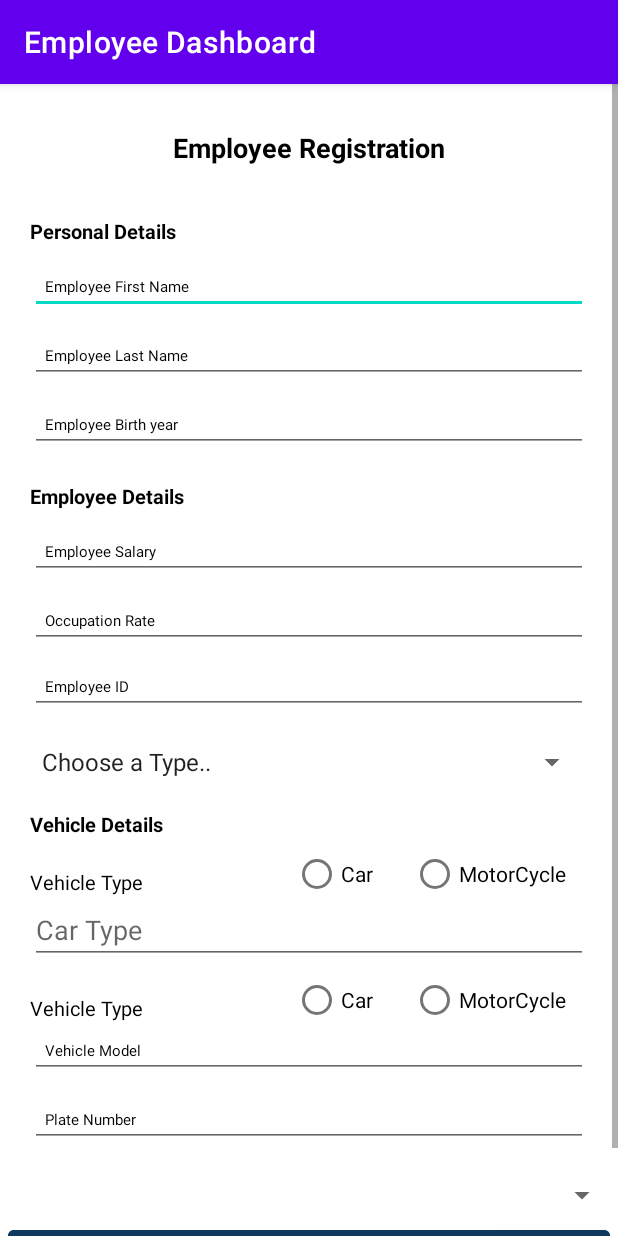
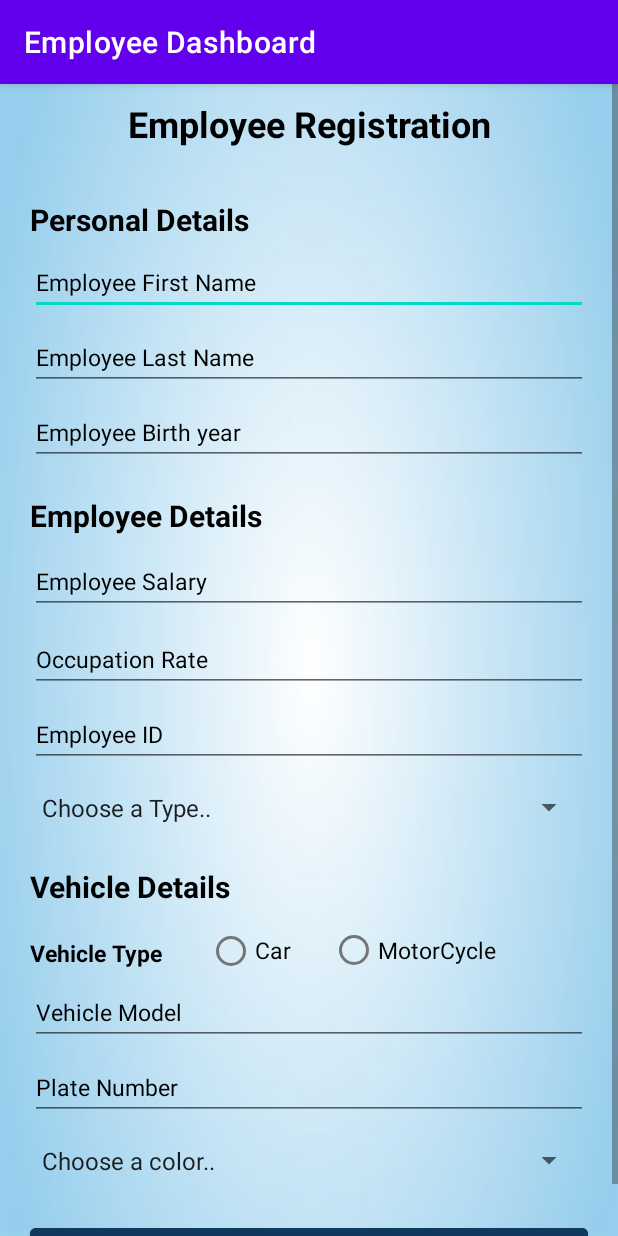
Before and after one commit to Sonia364/The_Achievers_Final_Project_MAD3125, an Android app: the RegistrationActivity screen opened directly, with no data from a screen before it, on a phone screen of 412 x 824 dp. Run offline under Robolectric (Android 15) with nearby library versions, the phone set to English and light mode, and no system bars.

Commit message:
Converted Registration Constraint Layout to Liner Layout and fixed design issues

```diff
--- a/app/src/main/java/com/sonia/the_achievers_final_project_mad3125/models/Vehicle.java
+++ b/app/src/main/java/com/sonia/the_achievers_final_project_mad3125/models/Vehicle.java
@@ -24,7 +24,7 @@ public class Vehicle {
 
      */
 
-    public Vehicle(String vehicleMake, String vehiclePlate, String vehicleColor,String vehicleType){
+    public Vehicle(String vehicleMake, String vehiclePlate, String vehicleColor, String vehicleType){
         make = vehicleMake;
         plate = vehiclePlate;
         color = vehicleColor;
@@ -42,7 +42,7 @@ public class Vehicle {
         str = "\nEmployee has a " + type + "\n"
                 + "\t - make: " + make + "\n"
                 + "\t - plate: " + plate + "\n"
-                + "\t - color: " + color + "\n"
+                + "\t - color: " + color + "\n";
         return str;
     }
 
--- a/app/src/main/res/layout/activity_registration.xml
+++ b/app/src/main/res/layout/activity_registration.xml
@@ -1,9 +1,10 @@
 <?xml version="1.0" encoding="utf-8"?>
-<androidx.constraintlayout.widget.ConstraintLayout xmlns:android="http://schemas.android.com/apk/res/android"
+<LinearLayout xmlns:android="http://schemas.android.com/apk/res/android"
     xmlns:app="http://schemas.android.com/apk/res-auto"
     xmlns:tools="http://schemas.android.com/tools"
     android:layout_width="match_parent"
     android:layout_height="wrap_content"
+    android:background="@drawable/login_bg_color"
     tools:context=".views.RegistrationActivity">
 
     <ScrollView
@@ -16,99 +17,81 @@
         app:layout_constraintTop_toTopOf="parent"
         app:layout_constraintVertical_bias="1.0">
 
-        <androidx.constraintlayout.widget.ConstraintLayout
+        <LinearLayout
             android:layout_width="match_parent"
-            android:layout_height="wrap_content"
-            android:paddingVertical="20dp">
+            android:layout_height="match_parent"
+            android:orientation="vertical">
 
 
             <TextView
                 android:id="@+id/employee_registration"
-                android:layout_width="wrap_content"
+                android:layout_width="match_parent"
                 android:layout_height="wrap_content"
                 android:padding="10dp"
                 android:text="Employee Registration"
                 android:textColor="@color/black"
-                android:textSize="18dp"
+                android:textSize="24dp"
                 android:textStyle="bold"
-                app:layout_constraintEnd_toEndOf="parent"
-                app:layout_constraintStart_toStartOf="parent"
-                app:layout_constraintTop_toTopOf="parent" />
+                android:gravity="center"/>
 
             <TextView
                 android:id="@+id/personal_details"
                 android:layout_width="wrap_content"
                 android:layout_height="wrap_content"
-                android:layout_marginStart="20dp"
+                android:layout_marginHorizontal="20dp"
                 android:layout_marginTop="24dp"
                 android:text="Personal Details"
                 android:textColor="@color/black"
-                android:textSize="13dp"
+                android:textSize="20dp"
                 android:textStyle="bold"
-                app:layout_constraintStart_toStartOf="parent"
-                app:layout_constraintTop_toBottomOf="@+id/employee_registration" />
+                />
 
             <EditText
                 android:id="@+id/emp_firstname"
-                android:layout_width="0dp"
+                android:layout_width="match_parent"
                 android:layout_height="wrap_content"
                 android:layout_marginHorizontal="20dp"
-                android:layout_marginTop="10dp"
+                android:layout_marginTop="8dp"
                 android:hint="Employee First Name"
                 android:imeOptions="actionNext"
                 android:includeFontPadding="false"
                 android:inputType="textPersonName"
                 android:paddingVertical="12dp"
-                android:paddingLeft="10dp"
                 android:singleLine="true"
                 android:textColor="@color/black"
                 android:textColorHint="@color/black"
-                android:textSize="10dp"
-                app:layout_constraintEnd_toEndOf="parent"
-                app:layout_constraintHorizontal_bias="0.313"
-                app:layout_constraintStart_toStartOf="parent"
-                app:layout_constraintTop_toBottomOf="@+id/personal_details" />
+                android:textSize="15dp"/>
 
             <EditText
                 android:id="@+id/emp_lastname"
-                android:layout_width="0dp"
+                android:layout_width="match_parent"
                 android:layout_height="wrap_content"
                 android:layout_marginHorizontal="20dp"
-                android:layout_marginTop="10dp"
+                android:layout_marginTop="8dp"
                 android:hint="Employee Last Name"
                 android:imeOptions="actionNext"
                 android:includeFontPadding="false"
-                android:inputType="textEmailAddress"
+                android:inputType="textPersonName"
                 android:paddingVertical="12dp"
-                android:paddingLeft="10dp"
                 android:singleLine="true"
                 android:textColor="@color/black"
                 android:textColorHint="@color/black"
-                android:textSize="10dp"
-                app:layout_constraintEnd_toEndOf="parent"
-                app:layout_constraintHorizontal_bias="0.509"
-                app:layout_constraintStart_toStartOf="parent"
-                app:layout_constraintTop_toBottomOf="@+id/emp_firstname" />
+                android:textSize="15dp" />
 
             <EditText
                 android:id="@+id/emp_birthyear"
-                android:layout_width="0dp"
+                android:layout_width="match_parent"
                 android:layout_height="wrap_content"
                 android:layout_marginHorizontal="20dp"
-                android:layout_marginTop="10dp"
+                android:layout_marginTop="8dp"
                 android:hint="Employee Birth year"
                 android:imeOptions="actionNext"
                 android:includeFontPadding="false"
                 android:paddingVertical="12dp"
-                android:paddingLeft="10dp"
                 android:singleLine="true"
                 android:textColor="@color/black"
                 android:textColorHint="@color/black"
-                android:textSize="10dp"
-                app:layout_constraintEnd_toEndOf="parent"
-                app:layout_constraintHorizontal_bias="0.49"
-                app:layout_constraintStart_toStartOf="parent"
-                app:layout_constraintTop_toBottomOf="@+id/emp_lastname" />
+                android:textSize="15dp" />
 
             <TextView
                 android:id="@+id/employee_details"
@@ -118,14 +101,12 @@
                 android:layout_marginTop="20dp"
                 android:text="Employee Details"
                 android:textColor="@color/black"
-                android:textSize="13dp"
-                android:textStyle="bold"
-                app:layout_constraintStart_toStartOf="parent"
-                app:layout_constraintTop_toBottomOf="@+id/emp_birthyear" />
+                android:textSize="20dp"
+                android:textStyle="bold" />
 
             <EditText
                 android:id="@+id/emp_salary"
-                android:layout_width="0dp"
+                android:layout_width="match_parent"
                 android:layout_height="wrap_content"
                 android:layout_marginHorizontal="20dp"
                 android:layout_marginTop="10dp"
@@ -134,19 +115,14 @@
                 android:includeFontPadding="false"
                 android:inputType="textEmailAddress"
                 android:paddingVertical="12dp"
-                android:paddingLeft="10dp"
                 android:singleLine="true"
                 android:textColor="@color/black"
                 android:textColorHint="@color/black"
-                android:textSize="10dp"
-                app:layout_constraintEnd_toEndOf="parent"
-                app:layout_constraintHorizontal_bias="0.509"
-                app:layout_constraintStart_toStartOf="parent"
-                app:layout_constraintTop_toBottomOf="@+id/employee_details" />
+                android:textSize="15dp" />
 
             <EditText
                 android:id="@+id/emp_occupation"
-                android:layout_width="0dp"
+                android:layout_width="match_parent"
                 android:layout_height="wrap_content"
                 android:layout_marginHorizontal="20dp"
                 android:layout_marginTop="10dp"
@@ -155,19 +131,14 @@
                 android:includeFontPadding="false"
                 android:inputType="textEmailAddress"
                 android:paddingVertical="12dp"
-                android:paddingLeft="10dp"
                 android:singleLine="true"
                 android:textColor="@color/black"
                 android:textColorHint="@color/black"
-                android:textSize="10dp"
-                app:layout_constraintEnd_toEndOf="parent"
-                app:layout_constraintHorizontal_bias="0.509"
-                app:layout_constraintStart_toStartOf="parent"
-                app:layout_constraintTop_toBottomOf="@+id/emp_salary" />
+                android:textSize="15dp" />
 
             <EditText
                 android:id="@+id/emp_Id"
-                android:layout_width="0dp"
+                android:layout_width="match_parent"
                 android:layout_height="wrap_content"
                 android:layout_marginHorizontal="20dp"
                 android:layout_marginTop="8dp"
@@ -176,37 +147,37 @@
                 android:includeFontPadding="false"
                 android:inputType="textEmailAddress"
                 android:paddingVertical="12dp"
-                android:paddingLeft="10dp"
                 android:singleLine="true"
                 android:textColor="@color/black"
                 android:textColorHint="@color/black"
-                android:textSize="10dp"
-                app:layout_constraintEnd_toEndOf="parent"
-                app:layout_constraintStart_toStartOf="parent"
-                app:layout_constraintTop_toBottomOf="@+id/emp_occupation" />
+                android:textSize="15dp" />
 
             <Spinner
                 android:id="@+id/emp_type"
+                android:layout_width="370dp"
+                android:layout_height="38dp"
+                android:layout_marginHorizontal="20dp"
+                android:layout_marginTop="8dp"
+                app:layout_constraintEnd_toEndOf="parent"
+                app:layout_constraintStart_toStartOf="parent"
+                app:layout_constraintTop_toBottomOf="@+id/emp_Id" />
+
+            <EditText
+                android:id="@+id/workTypeCount"
                 android:layout_width="match_parent"
                 android:layout_height="wrap_content"
-                android:layout_marginLeft="20dp"
-                android:layout_marginTop="20dp"
-                android:layout_marginRight="20dp"
-                app:layout_constraintTop_toBottomOf="@+id/emp_Id" />
-
-            <Button
-                android:id="@+id/btnLogin"
-                android:layout_width="match_parent"
-                android:layout_height="match_parent"
-                android:layout_margin="5dp"
-                android:backgroundTint="@color/theme_btn_text_color"
-                android:paddingHorizontal="10dp"
-                android:text="Register"
-                android:textColor="@color/white"
-                app:layout_constraintBottom_toBottomOf="parent"
-                app:layout_constraintLeft_toLeftOf="parent"
-                app:layout_constraintRight_toRightOf="parent"
-                app:layout_constraintTop_toBottomOf="@+id/choose_color" />
+                android:layout_marginHorizontal="20dp"
+                android:layout_marginTop="8dp"
+                android:drawablePadding="11dp"
+                android:hint="#projects"
+                android:includeFontPadding="false"
+                android:inputType="textEmailAddress"
+                android:paddingVertical="12dp"
+                android:singleLine="true"
+                android:textColor="@color/black"
+                android:textColorHint="@color/black"
+                android:textSize="15dp"
+                android:visibility="gone"/>
 
             <TextView
                 android:id="@+id/Vehicle"
@@ -216,10 +187,13 @@
                 android:layout_marginTop="20dp"
                 android:text="Vehicle Details"
                 android:textColor="@color/black"
-                android:textSize="13dp"
-                android:textStyle="bold"
-                app:layout_constraintStart_toStartOf="parent"
-                app:layout_constraintTop_toBottomOf="@+id/emp_type" />
+                android:textSize="20dp"
+                android:textStyle="bold"/>
+
+            <LinearLayout
+                android:layout_width="match_parent"
+                android:layout_height="wrap_content"
+                android:orientation="horizontal">
 
                 <TextView
                     android:id="@+id/Vehicle_type"
@@ -229,118 +203,151 @@
                     android:layout_marginTop="20dp"
                     android:text="Vehicle Type"
                     android:textColor="@color/black"
-                android:textSize="13dp"
-                app:layout_constraintStart_toStartOf="parent"
-                app:layout_constraintTop_toBottomOf="@+id/Vehicle" />
+                    android:textSize="15dp"
+                    android:textStyle="bold"/>
+
+                <RadioGroup
+                    android:id="@+id/vehicleRadioGroup"
+                    android:layout_width="wrap_content"
+                    android:layout_height="wrap_content"
+                    android:orientation="horizontal"
+                    android:layout_marginLeft="30dp">
 
                     <RadioButton
-                android:id="@+id/radioButton"
-                android:layout_width="wrap_content"
-                android:layout_height="wrap_content"
-                android:layout_marginLeft="100dp"
+                        android:id="@+id/typeCar"
+                        android:layout_width="82dp"
+                        android:layout_height="26dp"
+                        android:layout_marginTop="16dp"
                         android:text="Car"
-                app:layout_constraintStart_toEndOf="@+id/Vehicle_type"
-                app:layout_constraintTop_toBottomOf="@+id/Vehicle" />
+                        android:textSize="15dp"/>
 
                     <RadioButton
-                android:layout_width="wrap_content"
-                android:layout_height="wrap_content"
-                android:layout_marginLeft="25dp"
+                        android:id="@+id/typeMotorcycle"
+                        android:layout_width="119dp"
+                        android:layout_height="25dp"
+                        android:layout_marginTop="16dp"
                         android:text="MotorCycle"
-                app:layout_constraintStart_toEndOf="@+id/radioButton"
-                app:layout_constraintTop_toBottomOf="@+id/Vehicle" />
+                        android:textSize="15dp"/>
+
+                </RadioGroup>
+
+
+
+            </LinearLayout>
 
             <EditText
                 android:id="@+id/car_type"
                 android:layout_width="match_parent"
                 android:layout_height="wrap_content"
-                android:layout_marginLeft="20dp"
-                android:layout_marginRight="20dp"
+                android:layout_marginHorizontal="20dp"
+                android:layout_marginTop="8dp"
+                android:drawablePadding="11dp"
                 android:hint="Car Type"
-                app:layout_constraintTop_toBottomOf="@id/Vehicle_type" />
+                android:includeFontPadding="false"
+                android:inputType="textEmailAddress"
+                android:singleLine="true"
+                android:textColor="@color/black"
+                android:textColorHint="@color/black"
+                android:textSize="15dp"
+                android:visibility="gone"/>
+
+            <LinearLayout
+                android:id="@+id/side_car_layout"
+                android:layout_width="match_parent"
+                android:layout_height="wrap_content"
+                android:orientation="horizontal"
+                android:layout_marginTop="8dp"
+                android:visibility="gone">
+
 
                 <TextView
                     android:id="@+id/side_car"
                     android:layout_width="wrap_content"
                     android:layout_height="wrap_content"
-                android:layout_marginLeft="20dp"
-                android:layout_marginTop="20dp"
-                android:text="Vehicle Type"
+                    android:layout_marginStart="20dp"
+                    android:layout_marginTop="12dp"
+                    android:text="Side Car"
                     android:textColor="@color/black"
-                android:textSize="13dp"
-                app:layout_constraintStart_toStartOf="parent"
-                app:layout_constraintTop_toBottomOf="@+id/car_type" />
+                    android:textSize="15dp"
+                    android:textStyle="bold" />
+
+                <RadioGroup
+                    android:id="@+id/sidebarRadioGroup"
+                    android:layout_width="wrap_content"
+                    android:layout_height="wrap_content"
+                    android:orientation="horizontal"
+                    android:layout_marginLeft="60dp">
 
                     <RadioButton
                         android:id="@+id/cycle_yes"
-                android:layout_width="wrap_content"
-                android:layout_height="wrap_content"
-                android:layout_marginLeft="100dp"
-                android:text="Car"
-                app:layout_constraintStart_toEndOf="@+id/side_car"
-                app:layout_constraintTop_toBottomOf="@+id/car_type" />
+                        android:layout_width="77dp"
+                        android:layout_height="24dp"
+                        android:layout_marginTop="12dp"
+                        android:text="Yes"
+                        android:textSize="15dp" />
 
                     <RadioButton
                         android:id="@+id/cycle_no"
-                android:layout_width="wrap_content"
-                android:layout_height="wrap_content"
-                android:layout_marginLeft="25dp"
-                android:text="MotorCycle"
-                app:layout_constraintStart_toEndOf="@+id/cycle_yes"
-                app:layout_constraintTop_toBottomOf="@+id/car_type" />
-
+                        android:layout_width="72dp"
+                        android:layout_height="24dp"
+                        android:layout_marginTop="12dp"
+                        android:text="No"
+                        android:textSize="15dp" />
+                </RadioGroup>
+            </LinearLayout>
 
             <EditText
                 android:id="@+id/vehicle_model"
-                android:layout_width="0dp"
+                android:layout_width="match_parent"
                 android:layout_height="wrap_content"
                 android:layout_marginHorizontal="20dp"
-                android:layout_marginTop="40dp"
                 android:hint="Vehicle Model"
                 android:imeOptions="actionNext"
                 android:includeFontPadding="false"
                 android:inputType="textPersonName"
                 android:paddingVertical="12dp"
-                android:paddingLeft="10dp"
                 android:singleLine="true"
                 android:textColor="@color/black"
                 android:textColorHint="@color/black"
-                android:textSize="10dp"
-                app:layout_constraintEnd_toEndOf="parent"
-
-                app:layout_constraintStart_toStartOf="parent"
-                app:layout_constraintTop_toBottomOf="@+id/car_type" />
+                android:textSize="15dp"
+                android:layout_marginTop="8dp"/>
 
             <EditText
                 android:id="@+id/plate_number"
-                android:layout_width="0dp"
+                android:layout_width="match_parent"
                 android:layout_height="wrap_content"
                 android:layout_marginHorizontal="20dp"
-                android:layout_marginTop="10dp"
+                android:layout_marginTop="8dp"
                 android:hint="Plate Number"
                 android:imeOptions="actionNext"
                 android:includeFontPadding="false"
                 android:inputType="textPersonName"
                 android:paddingVertical="12dp"
-                android:paddingLeft="10dp"
                 android:singleLine="true"
                 android:textColor="@color/black"
                 android:textColorHint="@color/black"
-                android:textSize="10dp"
-                app:layout_constraintEnd_toEndOf="parent"
-                app:layout_constraintHorizontal_bias="0.313"
-                app:layout_constraintStart_toStartOf="parent"
-                app:layout_constraintTop_toBottomOf="@+id/vehicle_model" />
+                android:textSize="15dp" />
 
 
             <Spinner
                 android:id="@+id/choose_color"
+                android:layout_width="370dp"
+                android:layout_height="38dp"
+                android:layout_marginHorizontal="20dp"
+                android:layout_marginTop="8dp"
+                android:entries="@array/colorTypes" />
+
+            <Button
+                android:id="@+id/btnRegister"
                 android:layout_width="match_parent"
                 android:layout_height="wrap_content"
+                android:layout_marginHorizontal="20dp"
                 android:layout_marginTop="20dp"
-                app:layout_constraintTop_toBottomOf="@+id/plate_number" />
+                android:backgroundTint="@color/theme_btn_text_color"
+                android:text="Register"
+                android:textColor="@color/white" />
 
 
-        </androidx.constraintlayout.widget.ConstraintLayout>
+        </LinearLayout>
     </ScrollView>
-</androidx.constraintlayout.widget.ConstraintLayout>
+</LinearLayout>
--- a/app/src/main/res/values/strings.xml
+++ b/app/src/main/res/values/strings.xml
@@ -9,4 +9,19 @@
         <item>Tester</item>
 
     </string-array>
+    <string-array name="colorTypes">
+        <item>Choose a color..</item>
+        <item>Red</item>
+        <item>Blue</item>
+        <item>Yellow</item>
+        <item>Green</item>
+        <item>Orange</item>
+        <item>Purple</item>
+        <item>Pink</item>
+        <item>Brown</item>
+        <item>White</item>
+        <item>Black</item>
+        <item>Beige</item>
+    </string-array>
+
 </resources>
```
Lines whose indentation alone changed are shown as unchanged.
